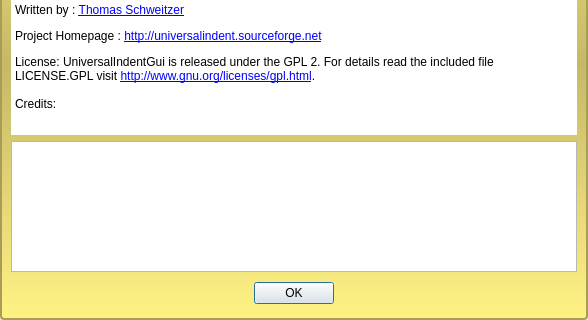
danblakemore/universal-indent-gui, file src/aboutdialog.ui: the form before one commit; both pictures show x 0 to 588 and y 192 to 512 of the 588 by 512 pixel window.
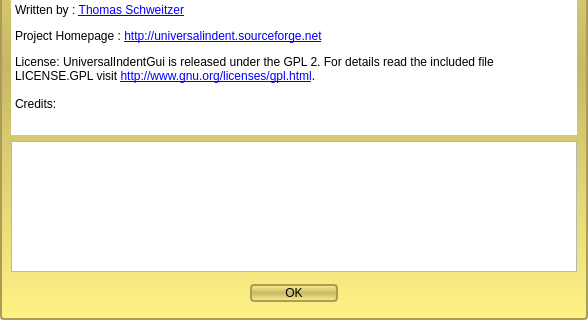
The form after the commit. Icons and pictures are not drawn.

Commit message: Adapted the design of the about dialogs ok button to the whole dialogs design.

Patch:
```diff
--- a/src/aboutdialog.ui
+++ b/src/aboutdialog.ui
@@ -174,8 +174,11 @@
         </item>
         <item>
          <widget class="QPushButton" name="okButton" >
+          <property name="styleSheet" >
+           <string>QPushButton#okButton { background-color: qlineargradient( x1:0, y1:0, x2:0, y2:1, stop:0 #FFF284, stop:0.5 #C6B867, stop:1 #FFF284 ); border: 2px solid #A89C57; border-radius: 4px;}QPushButton:hover#okButton { background-color: qlineargradient( x1:0, y1:0, x2:0, y2:1, stop:0 #C6B867, stop:0.5 #FFF284, stop:1 #C6B867 ); } QPushButton#okButton { background-color: qlineargradient( x1:0, y1:0, x2:0, y2:1, stop:0 #FFF284, stop:0.5 #C6B867, stop:1 #FFF284 ); border: 2px solid #A89C57; border-radius: 4px;}QPushButton:pressed#okButton{ border: 2px solid #D8CB75 }</string>
+          </property>
           <property name="text" >
-           <string>OK</string>
+           <string>          OK          </string>
           </property>
          </widget>
         </item>
```
